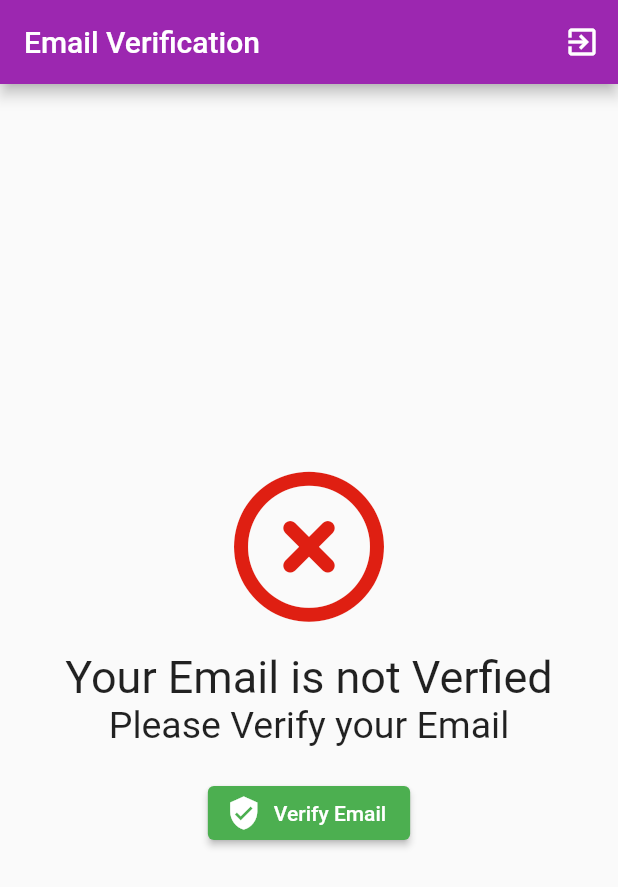
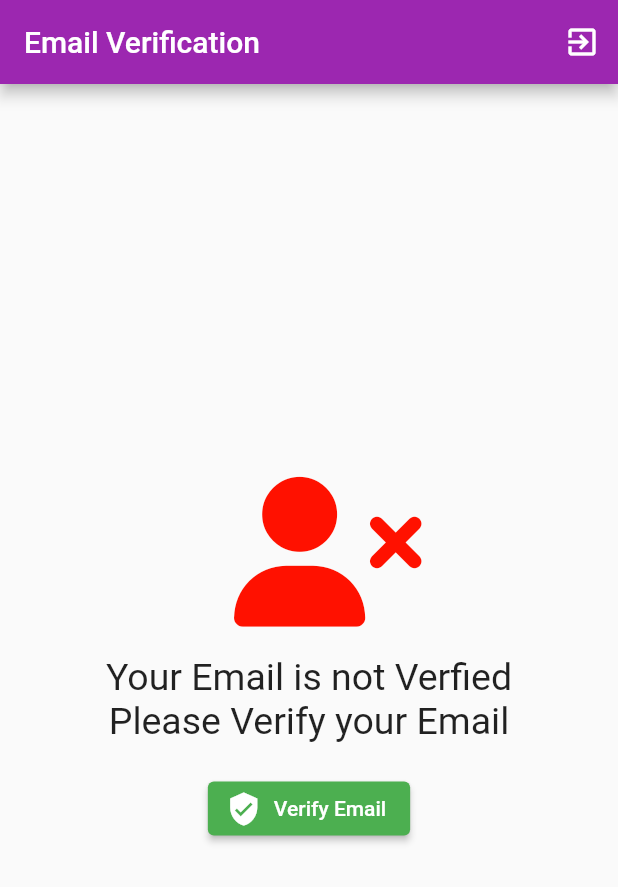
Before and after one commit to RafayDev/trek_xplorer, a Flutter app: the Profile screen opened directly, on a phone screen of 412 x 824 dp. Shown: the top 887 px of the screen. Run offline on Flutter 3.47's test engine with Material 2 defaults, Android fonts, the phone set to English and light mode, and no system bars; our stand-ins replace cloud_firestore, firebase_auth, firebase_core, firebase_storage, font_awesome_flutter, image_picker; missing offline and left inert: whatsapp_unilink; accounts and stored records are empty.

```diff
--- a/lib/pages/user/dashboard.dart
+++ b/lib/pages/user/dashboard.dart
@@ -54,10 +54,10 @@ class _DashboardState extends State<Dashboard> {
         .catchError((error) => print('Failed to Add Tour: $error'));
   }
 
-  getwhatsapp(company_email) async {
+  getwhatsapp(email) async {
     var collection = FirebaseFirestore.instance
         .collection('users')
-        .where('email', isEqualTo: "$company_email");
+        .where('email', isEqualTo: "$email");
     var querySnapshot = await collection.get();
     for (var queryDocumentSnapshot in querySnapshot.docs) {
       Map<String, dynamic> data = queryDocumentSnapshot.data();
--- a/lib/pages/user/profile.dart
+++ b/lib/pages/user/profile.dart
@@ -58,15 +58,20 @@ class _ProfileState extends State<Profile> {
         child: Column(
           mainAxisAlignment: MainAxisAlignment.center,
           children: <Widget>[
-            Icon(
-              FontAwesomeIcons.circleXmark,
-              size: 100,
-              color: Color.fromARGB(255, 223, 31, 18),
+            Wrap(
+              children: [
+                Icon(
+                  FontAwesomeIcons.userXmark,
+                  size: 100,
+                  color: Color.fromARGB(255, 255, 17, 0),
+                ),
+                // Padding(padding: EdgeInsets.fromLTRB(0, 100, 0, 0)),
+              ],
             ),
             Padding(padding: EdgeInsets.all(10)),
             Text(
               'Your Email is not Verfied',
-              style: TextStyle(fontSize: 30.0),
+              style: TextStyle(fontSize: 25.0),
             ),
             Text(
               'Please Verify your Email',
```
